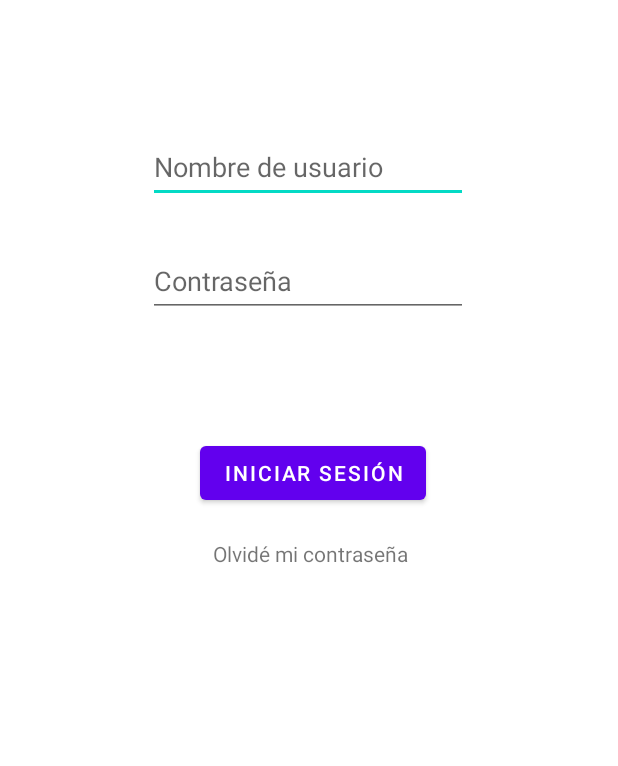
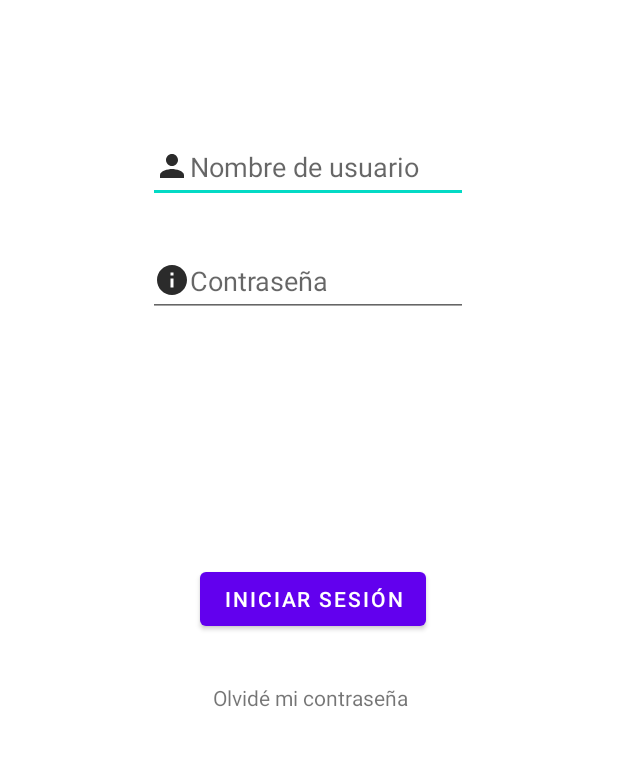
Before and after one commit to Emi-Ureta/Geek_for_Games, an Android app: the activity_login screen opened directly, with no data from a screen before it, on a phone screen of 412 x 824 dp, the part 307-1073 px from its top. Run offline under Robolectric (Android 15) with nearby library versions, the phone set to English and light mode, and no system bars.

Commit message:
pagina_login/registro_sin_firebase

```diff
--- a/app/src/main/java/ayuda/cl/geek_for_games/MainActivity.java
+++ b/app/src/main/java/ayuda/cl/geek_for_games/MainActivity.java
@@ -10,6 +10,8 @@ public class MainActivity extends AppCompatActivity {
 
     FirebaseFirestore firestore;
 
+    FirebaseFirestore db = FirebaseFirestore.getInstance();
+
     @Override
     protected void onCreate(Bundle savedInstanceState) {
         super.onCreate(savedInstanceState);
--- /dev/null
+++ b/app/src/main/res/drawable/ic_baseline_email_24.xml
@@ -0,0 +1,5 @@
+<vector android:height="24dp" android:tint="#2B2B2B"
+    android:viewportHeight="24" android:viewportWidth="24"
+    android:width="24dp" xmlns:android="http://schemas.android.com/apk/res/android">
+    <path android:fillColor="@android:color/white" android:pathData="M20,4L4,4c-1.1,0 -1.99,0.9 -1.99,2L2,18c0,1.1 0.9,2 2,2h16c1.1,0 2,-0.9 2,-2L22,6c0,-1.1 -0.9,-2 -2,-2zM20,8l-8,5 -8,-5L4,6l8,5 8,-5v2z"/>
+</vector>
--- /dev/null
+++ b/app/src/main/res/drawable/ic_baseline_info_24.xml
@@ -0,0 +1,5 @@
+<vector android:height="24dp" android:tint="#2B2B2B"
+    android:viewportHeight="24" android:viewportWidth="24"
+    android:width="24dp" xmlns:android="http://schemas.android.com/apk/res/android">
+    <path android:fillColor="@android:color/white" android:pathData="M12,2C6.48,2 2,6.48 2,12s4.48,10 10,10 10,-4.48 10,-10S17.52,2 12,2zM13,17h-2v-6h2v6zM13,9h-2L11,7h2v2z"/>
+</vector>
--- /dev/null
+++ b/app/src/main/res/drawable/ic_baseline_person_24.xml
@@ -0,0 +1,5 @@
+<vector android:height="24dp" android:tint="#2B2B2B"
+    android:viewportHeight="24" android:viewportWidth="24"
+    android:width="24dp" xmlns:android="http://schemas.android.com/apk/res/android">
+    <path android:fillColor="@android:color/white" android:pathData="M12,12c2.21,0 4,-1.79 4,-4s-1.79,-4 -4,-4 -4,1.79 -4,4 1.79,4 4,4zM12,14c-2.67,0 -8,1.34 -8,4v2h16v-2c0,-2.66 -5.33,-4 -8,-4z"/>
+</vector>
--- a/app/src/main/res/layout/activity_login.xml
+++ b/app/src/main/res/layout/activity_login.xml
@@ -17,10 +17,10 @@
         android:textSize="30sp"
         android:textStyle="bold"
         app:layout_constraintEnd_toEndOf="parent"
-        app:layout_constraintTop_toTopOf="parent" />
+        app:layout_constraintTop_toTopOf="parent"/>
 
     <EditText
-        android:id="@+id/Edit_text_login_usuario"
+        android:id="@+id/Edit_text_registro_usuario"
         android:layout_width="wrap_content"
         android:layout_height="wrap_content"
         android:layout_marginTop="236dp"
@@ -30,10 +30,12 @@
         android:inputType="textPersonName"
         android:minHeight="48dp"
         app:layout_constraintEnd_toEndOf="parent"
-        app:layout_constraintTop_toTopOf="parent" />
+        app:layout_constraintTop_toTopOf="parent"
+        android:drawableLeft="@drawable/ic_baseline_person_24"
+    />
 
     <EditText
-        android:id="@+id/Edit_text_login_contra"
+        android:id="@+id/Edit_text_registro_contra"
         android:layout_width="wrap_content"
         android:layout_height="wrap_content"
         android:layout_marginTop="312dp"
@@ -44,14 +46,15 @@
         android:minHeight="48dp"
         android:password="true"
         app:layout_constraintEnd_toEndOf="parent"
-        app:layout_constraintTop_toTopOf="parent" />
+        app:layout_constraintTop_toTopOf="parent"
+        android:drawableLeft="@drawable/ic_baseline_info_24"/>
 
     <Button
-        android:id="@+id/Button_login_sesion"
+        android:id="@+id/Button_registro_crear"
         android:layout_width="wrap_content"
         android:layout_height="wrap_content"
         android:layout_marginEnd="128dp"
-        android:layout_marginBottom="280dp"
+        android:layout_marginBottom="196dp"
         android:text="Iniciar sesión"
         app:layout_constraintBottom_toBottomOf="parent"
         app:layout_constraintEnd_toEndOf="parent" />
@@ -61,7 +64,7 @@
         android:layout_width="wrap_content"
         android:layout_height="wrap_content"
         android:layout_marginEnd="140dp"
-        android:layout_marginBottom="212dp"
+        android:layout_marginBottom="116dp"
         android:clickable="true"
         android:minHeight="48dp"
         android:text="Olvidé mi contraseña"
--- a/build.gradle
+++ b/build.gradle
@@ -1,4 +1,7 @@
 buildscript {
+    repositories{
+        google()
+    }
     dependencies {
         classpath 'com.google.gms:google-services:4.3.14'
     }
```
Also changed, not shown: app/src/main/AndroidManifest.xml (+7 -0 lines), app/src/main/java/ayuda/cl/geek_for_games/Activity_registrarse.java (added, +14 -0 lines), app/src/main/res/layout/activity_registrarse.xml (added, +124 -0 lines).
